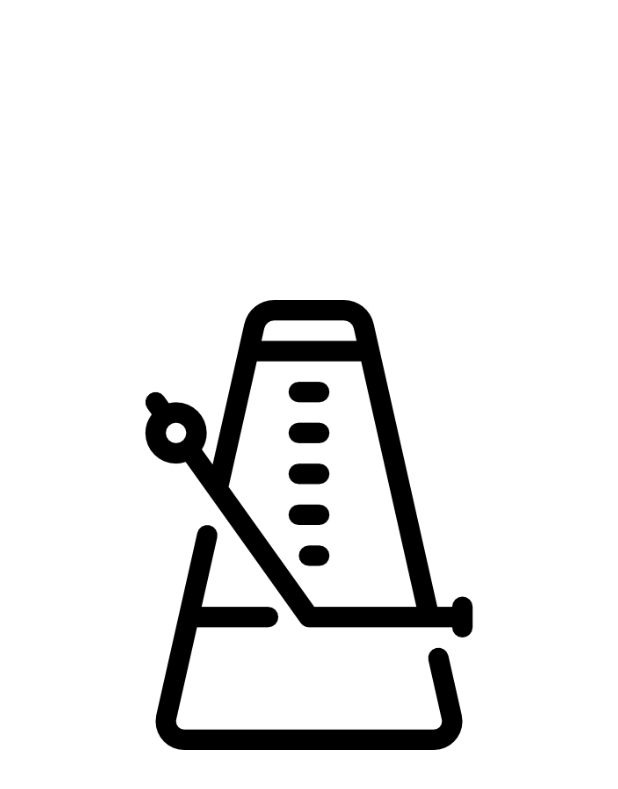
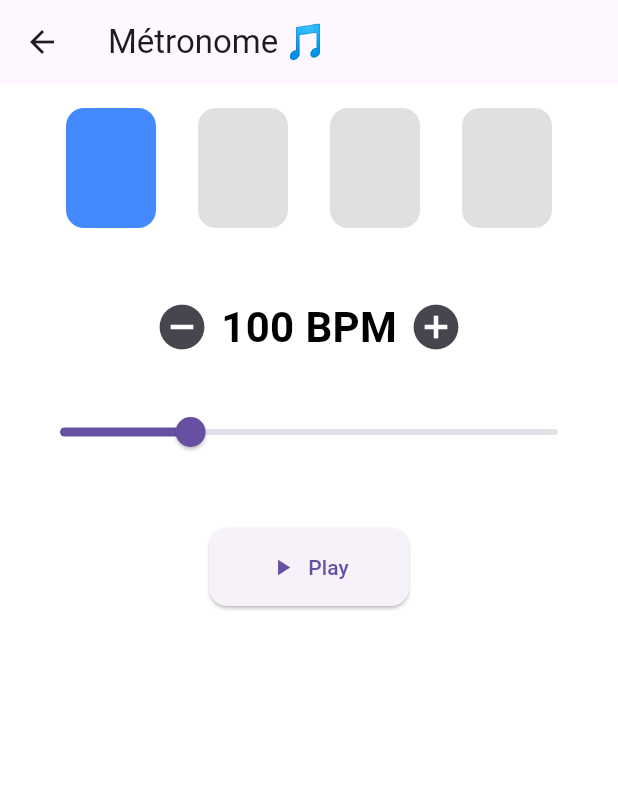
Before and after one commit to salmon-loick/mobile-guitar-project, a Flutter app: the Metronome screen opened directly, on a phone screen of 412 x 824 dp. Shown: the top 789 px of the screen. Run offline on Flutter 3.47's test engine with Material 3 defaults, Android fonts, the light colour scheme and no system bars; our stand-ins replace audioplayers.

Commit message:
feat(metronome): Développement d'un métronome de base

```diff
--- a/lib/screens/Metronome.dart
+++ b/lib/screens/Metronome.dart
@@ -1,30 +1,163 @@
+import 'dart:async';
 import 'package:flutter/material.dart';
+import 'package:audioplayers/audioplayers.dart';
 
-// Page du métronome
-class Metronome extends StatelessWidget {
+class Metronome extends StatefulWidget {
   const Metronome({super.key});
 
   @override
+  State<Metronome> createState() => _MetronomeState();
+}
+
+class _MetronomeState extends State<Metronome> {
+  int bpm = 100;
+  int currentBeat = 0;
+  bool isPlaying = false;
+  Timer? timer;
+  final AudioPlayer _player = AudioPlayer();
+  @override
+  void initState() {
+    super.initState();
+    // Préchargement des sons pour éviter la latence du premier play
+    _player.setSource(AssetSource('sounds/tick.wav'));
+    _player.setSource(AssetSource('sounds/tock.wav'));
+    _player.play(AssetSource('sounds/tick.wav'), volume: 0);
+    _player.play(AssetSource('sounds/tock.wav'), volume: 0);
+  }
+
+  /// Lance le métronome
+  void _startMetronome() {
+    final interval = Duration(milliseconds: (60000 / bpm).round());
+
+    timer?.cancel();
+
+    // Premier battement immédiat
+    setState(() {
+      currentBeat = 0;
+      isPlaying = true;
+    });
+    // Joue immédiatement le premier son accentué
+    _playTick(true);
+
+
+    // Boucle pour les battements suivants
+    timer = Timer.periodic(interval, (t) {
+      setState(() {
+        currentBeat = (currentBeat + 1) % 4;
+      });
+      _playTick(currentBeat == 0);
+    });
+  }
+
+  /// Stoppe le métronome
+  void _stopMetronome() {
+    timer?.cancel();
+    setState(() {
+      isPlaying = false;
+      currentBeat = 0;
+    });
+  }
+
+  /// Joue le son du battement
+  Future<void> _playTick(bool isAccent) async {
+    if (isAccent) {
+      await _player.play(AssetSource('sounds/tick.wav'), volume: 1.0);
+    } else {
+      await _player.play(AssetSource('sounds/tock.wav'), volume: 1.0);
+    }
+  }
+
+  @override
+  void dispose() {
+    timer?.cancel();
+    _player.dispose();
+    super.dispose();
+  }
+
+  @override
   Widget build(BuildContext context) {
+    final isDark = Theme.of(context).brightness == Brightness.dark;
+    final activeColor = isDark ? Colors.orangeAccent : Colors.blueAccent;
+    final inactiveColor = isDark ? Colors.grey.shade800 : Colors.grey.shade300;
+
     return Scaffold(
-      body: SafeArea(
+      appBar: AppBar(title: const Text("Métronome 🎵")),
+      body: Padding(
+        padding: const EdgeInsets.all(16.0),
         child: Column(
+          children: [
+            //Les 4 rectangles
+            Row(
+              mainAxisAlignment: MainAxisAlignment.spaceEvenly,
+              children: List.generate(4, (index) {
+                final isActive = index == currentBeat;
+                return AnimatedContainer(
+                  duration: const Duration(milliseconds: 120),
+                  width: 60,
+                  height: 80,
+                  decoration: BoxDecoration(
+                    color: isActive ? activeColor : inactiveColor,
+                    borderRadius: BorderRadius.circular(12),
+                  ),
+                );
+              }),
+            ),
+            const SizedBox(height: 40),
+
+            // BPM + boutons -
+            Row(
+              mainAxisAlignment: MainAxisAlignment.center,
               children: [
-                SizedBox(
-                  height: 200,
+                IconButton(
+                  onPressed: () =>
+                      setState(() => bpm = (bpm - 1).clamp(30, 300)),
+                  icon: const Icon(Icons.remove_circle, size: 36),
                 ),
-                Center(
-                  child: SizedBox(
-                    height: 300,
-                    child: Image.asset(
-                      "assets/img/metronome.png",
-                      fit: BoxFit.contain,
-                    ),
-                  ),
+                Text(
+                  "$bpm BPM",
+                  style: const TextStyle(
+                      fontSize: 28, fontWeight: FontWeight.bold),
+                ),
+                IconButton(
+                  onPressed: () =>
+                      setState(() => bpm = (bpm + 1).clamp(30, 300)),
+                  icon: const Icon(Icons.add_circle, size: 36),
                 ),
               ],
             ),
-      )
+            const SizedBox(height: 20),
+
+            // Roulette (Slider)
+            Slider(
+              value: bpm.toDouble(),
+              min: 30,
+              max: 300,
+              divisions: 270,
+              label: "$bpm",
+              onChanged: (value) {
+                setState(() => bpm = value.round());
+                if (isPlaying) {
+                  _startMetronome();
+                }
+              },
+            ),
+            const SizedBox(height: 40),
+
+            // Bouton Play  Stop
+            ElevatedButton.icon(
+              style: ElevatedButton.styleFrom(
+                padding: const EdgeInsets.symmetric(
+                    horizontal: 40, vertical: 16),
+                shape: RoundedRectangleBorder(
+                    borderRadius: BorderRadius.circular(12)),
+              ),
+              onPressed: isPlaying ? _stopMetronome : _startMetronome,
+              icon: Icon(isPlaying ? Icons.stop : Icons.play_arrow),
+              label: Text(isPlaying ? "Stop" : "Play"),
+            ),
+          ],
+        ),
+      ),
     );
   }
 }
--- a/pubspec.yaml
+++ b/pubspec.yaml
@@ -28,6 +28,7 @@ environment:
 # the latest version available on pub.dev. To see which dependencies have newer
 # versions available, run `flutter pub outdated`.
 dependencies:
+  audioplayers: ^5.2.1
   flutter:
     sdk: flutter
 
@@ -58,6 +59,8 @@ flutter:
     - assets/img/metronome.png
     - assets/img/guitare.png
     - assets/img/guitare_icone.png
+    - assets/sounds/tick.wav
+    - assets/sounds/tock.wav
 
   # The following line ensures that the Material Icons font is
   # included with your application, so that you can use the icons in
```
Also changed, not shown: pubspec.lock, 2 other files.
